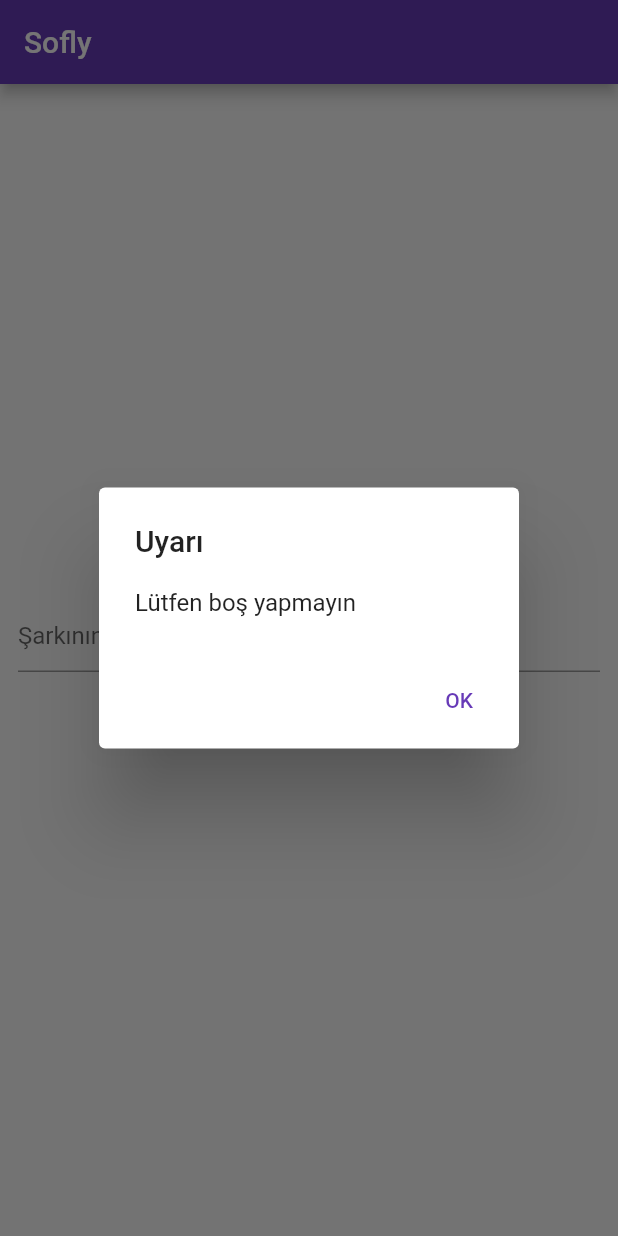
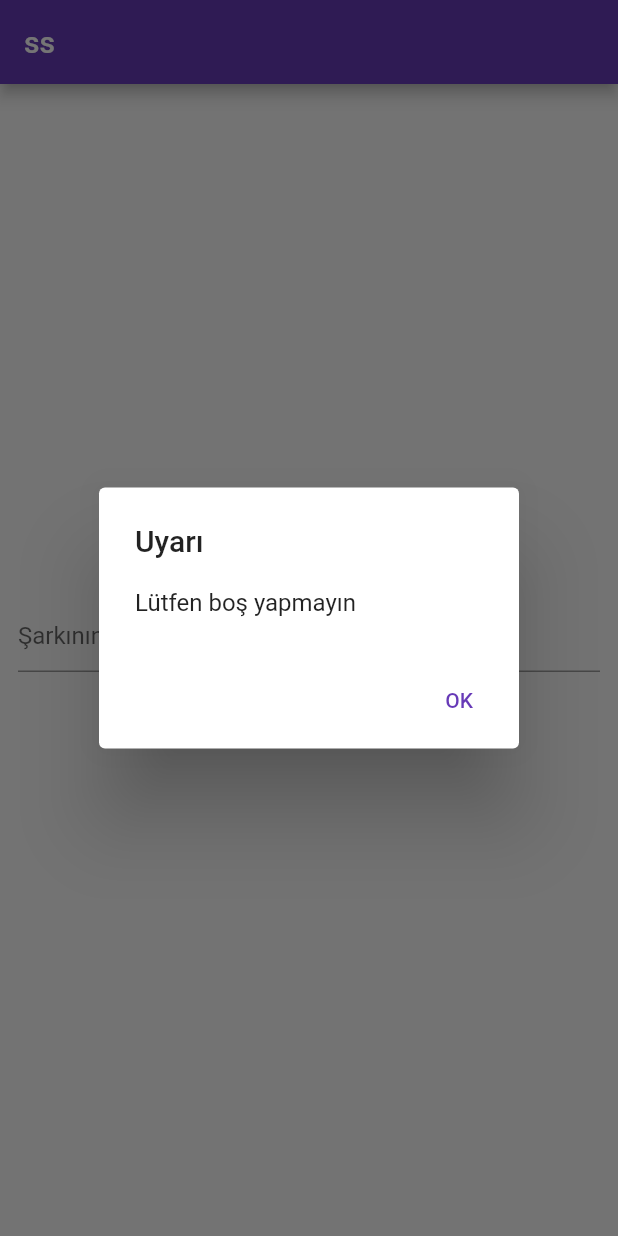
Before and after one commit to ozgundgn/songlyrics, a Flutter app: the screen it shows after launch, after a tap on "Bul", on a phone screen of 412 x 824 dp. Run offline on Flutter 3.47's test engine with Material 2 defaults, Android fonts, the phone set to English and light mode, and no system bars; our stand-ins replace bloc, flutter_bloc, flutter_html, share_plus.

Commit message:
bloc, state event and views back completed

```diff
--- a/lib/constants/routes.dart
+++ b/lib/constants/routes.dart
@@ -1,2 +1,3 @@
 const songsView = "/songs/songs_view";
 const songLyricsView = "/songs/song_lyrics_view";
+const searchView = "/songs/search";
--- a/lib/main.dart
+++ b/lib/main.dart
@@ -1,55 +1,38 @@
 import 'package:flutter/material.dart';
-import 'package:songlyrics/utilities/dialogs/cannot_search_empty_text.dart';
+import 'package:flutter_bloc/flutter_bloc.dart';
+import 'package:songlyrics/services/song/genius/genius_service.dart';
+import 'package:songlyrics/views/songs/bloc/song_bloc.dart';
+import 'package:songlyrics/views/songs/bloc/song_event.dart';
+import 'package:songlyrics/views/songs/bloc/song_state.dart';
 import 'package:songlyrics/views/songs/lyrics_view.dart';
+import 'package:songlyrics/views/songs/search.dart';
 import 'package:songlyrics/views/songs/songs_view.dart';
 
 import 'constants/routes.dart';
 
 void main() {
-  runApp(const MyApp());
-}
-
-class MyApp extends StatelessWidget {
-  const MyApp({super.key});
-
-  // This widget is the root of your application.
-  @override
-  Widget build(BuildContext context) {
-    return MaterialApp(
+  runApp(
+    BlocProvider(
+      create: (context) => SongBloc(GeniusService()),
+      child: MaterialApp(
+        //dil eklenecek
         title: 'Sofly',
         theme: ThemeData(
-        // This is the theme of your application.
-        //
-        // Try running your application with "flutter run". You'll see the
-        // application has a blue toolbar. Then, without quitting the app, try
-        // changing the primarySwatch below to Colors.green and then invoke
-        // "hot reload" (press "r" in the console where you ran "flutter run",
-        // or simply save your changes to "hot reload" in a Flutter IDE).
-        // Notice that the counter didn't reset back to zero; the application
-        // is not restarted.
           primarySwatch: Colors.deepPurple,
         ),
         home: const HomePage(title: 'Sofly'),
         routes: {
+          searchView: ((context) => const SearchView()),
           songsView: (context) => const SongsView(),
           songLyricsView: (context) => const SongLyricsView()
         },
+      ),
+    ),
   );
-  }
 }
 
 class HomePage extends StatefulWidget {
   const HomePage({super.key, required this.title});
-
-  // This widget is the home page of your application. It is stateful, meaning
-  // that it has a State object (defined below) that contains fields that affect
-  // how it looks.
-
-  // This class is the configuration for the state. It holds the values (in this
-  // case the title) provided by the parent (in this case the App widget) and
-  // used by the build method of the State. Fields in a Widget subclass are
-  // always marked "final".
-
   final String title;
 
   @override
@@ -57,94 +40,31 @@ class HomePage extends StatefulWidget {
 }
 
 class _HomePageState extends State<HomePage> {
-  late final TextEditingController _textController;
-
   @override
   void initState() {
-    _textController = TextEditingController();
     super.initState();
   }
 
   @override
-  void dispose() {
-    _textController.dispose();
-    super.dispose();
-  }
-
-  @override
   Widget build(BuildContext context) {
-    // This method is rerun every time setState is called, for instance as done
-    // by the _incrementCounter method above.
-    //
-    // The Flutter framework has been optimized to make rerunning build methods
-    // fast, so that you can just rebuild anything that needs updating rather
-    // than having to individually change instances of widgets.
-    return Scaffold(
-      appBar: AppBar(
-        // Here we take the value from the HomePage object that was created by
-        // the App.build method, and use it to set our appbar title.
-        title: Text(widget.title),
-      ),
-      body: Center(
-        // Center is a layout widget. It takes a single child and positions it
-        // in the middle of the parent.
-        child: Column(
-          // Column is also a layout widget. It takes a list of children and
-          // arranges them vertically. By default, it sizes itself to fit its
-          // children horizontally, and tries to be as tall as its parent.
-          //
-          // Invoke "debug painting" (press "p" in the console, choose the
-          // "Toggle Debug Paint" action from the Flutter Inspector in Android
-          // Studio, or the "Toggle Debug Paint" command in Visual Studio Code)
-          // to see the wireframe for each widget.
-          //
-          // Column has various properties to control how it sizes itself and
-          // how it positions its children. Here we use mainAxisAlignment to
-          // center the children vertically; the main axis here is the vertical
-          // axis because Columns are vertical (the cross axis would be
-          // horizontal).
-          mainAxisAlignment: MainAxisAlignment.center,
-          children: <Widget>[
-            const Text("Şarkı bulalım!"),
-            Padding(
-              padding: const EdgeInsets.all(12.0),
-              child: TextField(
-                controller: _textController,
-                keyboardType: TextInputType.multiline,
-                maxLines: null,
-                decoration: const InputDecoration(
-                  hintText: 'Şarkının bir kısmı...',
-                ),
-              ),
-            ),
-            TextButton(
-              onPressed: () async {
-                final searchText = _textController.text;
-                if (searchText.trim().isEmpty) {
-                  await showCannotSearchTextDialog(context);
+    context.read<SongBloc>().add(const SongEventInitialize());
+    return BlocConsumer<SongBloc, SongState>(
+      listener: (context, state) {
+        if (state.isLoading) {
+          //Loading screen
         } else {
-                  Navigator.of(context).pushNamed(
-                    songsView,
-                    arguments: searchText,
-                  );
+          //hide;
         }
       },
-              child: const Text('Bul'),
-            ),
-
-            // Text(
-            //   '$_counter',
-            //   style: Theme.of(context).textTheme.headline4,
-            // ),
-          ],
-        ),
-      ),
-      //   floatingActionButton: FloatingActionButton(
-      //     onPressed: _incrementCounter,
-      //     tooltip: 'Increment',
-      //     child: const Icon(Icons.add),
-      //   ), // This trailing comma makes auto-formatting nicer for build methods.
-      //
+      builder: (context, state) {
+        if (state is SongStateFound) {
+          return const SongsView();
+          // } else if (state is SongStateLyricsFound) {
+          //   return const SongLyricsView();
+        } else {
+          return const SearchView();
+        }
+      },
     );
   }
 }
--- a/lib/models/song.dart
+++ b/lib/models/song.dart
@@ -1,5 +1,3 @@
-import 'package:http/http.dart';
-
 class Song {
   final SongDetail result;
   final String type;
--- a/lib/services/api/abstract/api_provider.dart
+++ b/lib/services/song/abstract/song_provider.dart
@@ -1,6 +1,6 @@
 import '../../../models/song.dart';
 
-abstract class ApiProvider {
+abstract class SongProvider {
   Future<Iterable<Song>> getSongsByLyrics({required String text});
   Future<String> getLyrics({required String url});
 }
--- a/lib/services/api/genius/genius_service.dart
+++ b/lib/services/song/genius/genius_service.dart
@@ -1,11 +1,11 @@
 import 'dart:convert';
 import 'package:html/parser.dart';
 import 'package:songlyrics/models/song.dart';
-import 'package:songlyrics/services/api/abstract/api_provider.dart';
+import 'package:songlyrics/services/song/abstract/song_provider.dart';
 import 'package:http/http.dart' as http;
 import '../../../helpers/api_urls.dart';
 
-class GeniusService implements ApiProvider {
+class GeniusService implements SongProvider {
   @override
   Future<Iterable<Song>> getSongsByLyrics({required String text}) async {
     final response =
@@ -25,8 +25,6 @@ class GeniusService implements ApiProvider {
   Future<String> getLyrics({required String url}) async {
     final response = await http.get(Uri.parse(url));
     var document = parse(response.body);
-    // var body = parse(response.body);
-    var g = document.outerHtml;
     var lyrics = document
         .getElementsByTagName("div")
         .where((el) => el.attributes["data-lyrics-container"] == "true")
--- /dev/null
+++ b/lib/views/songs/bloc/song_event.dart
@@ -0,0 +1,20 @@
+import 'package:flutter/foundation.dart';
+
+@immutable
+abstract class SongEvent {
+  const SongEvent();
+}
+
+class SongEventInitialize extends SongEvent {
+  const SongEventInitialize();
+}
+
+class SongEventSongSearching extends SongEvent {
+  final String? searchText;
+  const SongEventSongSearching(this.searchText);
+}
+
+class SongEventLyricsSearching extends SongEvent {
+  final String? url;
+  const SongEventLyricsSearching(this.url);
+}
--- /dev/null
+++ b/lib/views/songs/bloc/song_state.dart
@@ -0,0 +1,46 @@
+import 'package:flutter/foundation.dart' show immutable;
+
+import '../../../models/song.dart';
+
+@immutable
+abstract class SongState {
+  final bool isLoading;
+  final String? loadingText;
+  const SongState(
+      {required this.isLoading,
+      this.loadingText = "Lütfen bir kaç saniye bekleyin"});
+}
+
+class SongStateInitialize extends SongState {
+  const SongStateInitialize({required super.isLoading});
+}
+
+class SongStateSearching extends SongState {
+  final Exception? exception;
+  const SongStateSearching({
+    required this.exception,
+    required super.isLoading,
+  });
+}
+
+class SongStateFound extends SongState {
+  final Exception? exception;
+  final Iterable<Song>? list;
+  const SongStateFound(
+      {required this.list, required this.exception, required super.isLoading});
+}
+
+class SongStateLyricsSearching extends SongState {
+  final Exception? exception;
+  const SongStateLyricsSearching(
+      {required this.exception, required super.isLoading});
+}
+
+class SongStateLyricsFound extends SongState {
+  final Exception? exception;
+  final String? lyrics;
+  const SongStateLyricsFound(
+      {required this.lyrics,
+      required this.exception,
+      required super.isLoading});
+}
--- /dev/null
+++ b/lib/views/songs/search.dart
@@ -0,0 +1,85 @@
+import 'package:flutter/material.dart';
+import 'package:flutter_bloc/flutter_bloc.dart';
+
+import '../../utilities/dialogs/cannot_search_empty_text.dart';
+import 'bloc/song_bloc.dart';
+import 'bloc/song_event.dart';
+import 'bloc/song_state.dart';
+
+class SearchView extends StatefulWidget {
+  const SearchView({super.key});
+
+  @override
+  State<SearchView> createState() => _SearchViewState();
+}
+
+class _SearchViewState extends State<SearchView> {
+  late final TextEditingController _textController;
+
+  @override
+  void initState() {
+    _textController = TextEditingController();
+    super.initState();
+  }
+
+  @override
+  void dispose() {
+    _textController.dispose();
+    super.dispose();
+  }
+
+  @override
+  Widget build(BuildContext context) {
+    return BlocBuilder<SongBloc, SongState>(
+      builder: (context, state) {
+        return Scaffold(
+          appBar: AppBar(
+            title: const Text("ss"),
+          ),
+          body: Center(
+            child: Column(
+              mainAxisAlignment: MainAxisAlignment.center,
+              children: <Widget>[
+                const Text("Şarkı bulalım!"),
+                Padding(
+                  padding: const EdgeInsets.all(12.0),
+                  child: TextField(
+                    controller: _textController,
+                    keyboardType: TextInputType.multiline,
+                    maxLines: null,
+                    decoration: const InputDecoration(
+                      hintText: 'Şarkının bir kısmı...',
+                    ),
+                  ),
+                ),
+                TextButton(
+                  onPressed: () async {
+                    final searchText = _textController.text;
+                    if (searchText.trim().isEmpty) {
+                      await showCannotSearchTextDialog(context);
+                    } else {
+                      // Navigator.of(context).pushNamed(
+                      //   songsView,
+                      //   arguments: searchText,
+                      // );
+                      context.read<SongBloc>().add(
+                            SongEventSongSearching(searchText),
+                          );
+                    }
+                  },
+                  child: const Text('Bul'),
+                ),
+              ],
+            ),
+          ),
+          //   floatingActionButton: FloatingActionButton(
+          //     onPressed: _incrementCounter,
+          //     tooltip: 'Increment',
+          //     child: const Icon(Icons.add),
+          //   ), // This trailing comma makes auto-formatting nicer for build methods.
+          //
+        );
+      },
+    );
+  }
+}
--- a/pubspec.yaml
+++ b/pubspec.yaml
@@ -41,6 +41,8 @@ dependencies:
   share_plus: ^6.3.4
   html: ^0.15.3
   flutter_html: ^3.0.0-alpha.6
+  flutter_bloc: ^8.1.2
+  bloc: ^8.1.1
 
 dev_dependencies:
   flutter_test:
```
Also changed, not shown: lib/views/songs/bloc/song_bloc.dart (added, +54 -0 lines), lib/views/songs/lyrics_view.dart (+24 -20 lines), lib/views/songs/songs_list_view.dart (+7 -0 lines), lib/views/songs/songs_view.dart (+30 -53 lines), pubspec.lock, 1 other file. Lines whose indentation alone changed are shown as unchanged.
